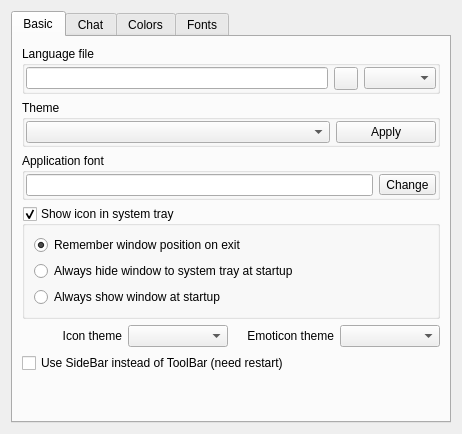
The window that eiskaltdcpp/ui/UISettingsGUI.ui (eiskaltdcpp/eiskaltdcpp) describes before a commit, drawn with Qt 5.
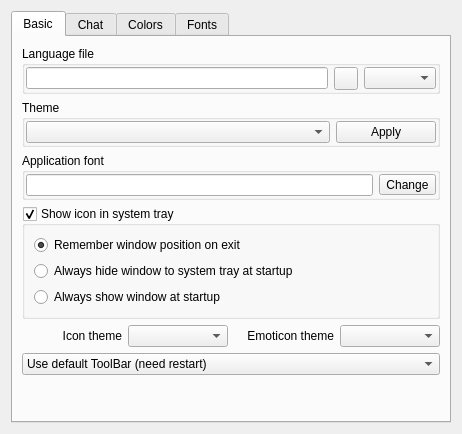
The same window after the commit. Custom widgets are drawn as their Qt base class.

Diff of the .ui file:
```diff
--- a/eiskaltdcpp/ui/UISettingsGUI.ui
+++ b/eiskaltdcpp/ui/UISettingsGUI.ui
@@ -172,10 +172,22 @@
         </layout>
        </item>
        <item>
-        <widget class="QCheckBox" name="checkBox_SIDEBAR">
+        <widget class="QComboBox" name="comboBox_TABBAR">
+         <item>
+          <property name="text">
+           <string>Use default ToolBar (need restart)</string>
+          </property>
+         </item>
+         <item>
+          <property name="text">
+           <string>Use multi-line ToolBar (need restart)</string>
+          </property>
+         </item>
+         <item>
          <property name="text">
           <string>Use SideBar instead of ToolBar (need restart)</string>
          </property>
+         </item>
         </widget>
        </item>
        <item>
```
Lines whose indentation alone changed are shown as unchanged.
